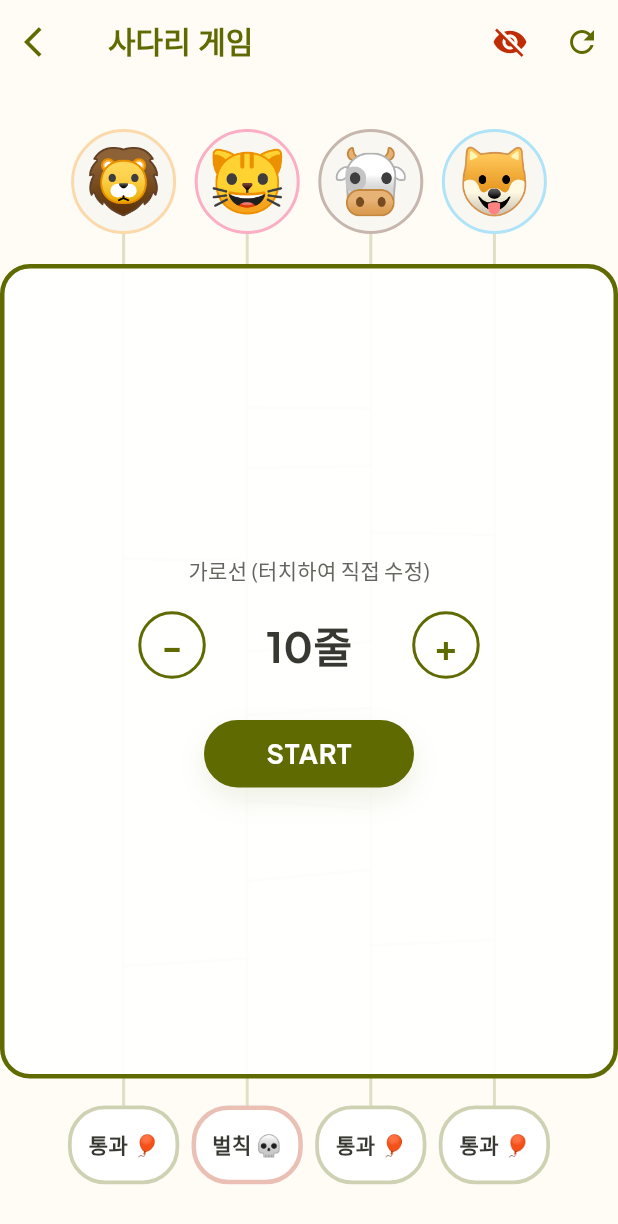
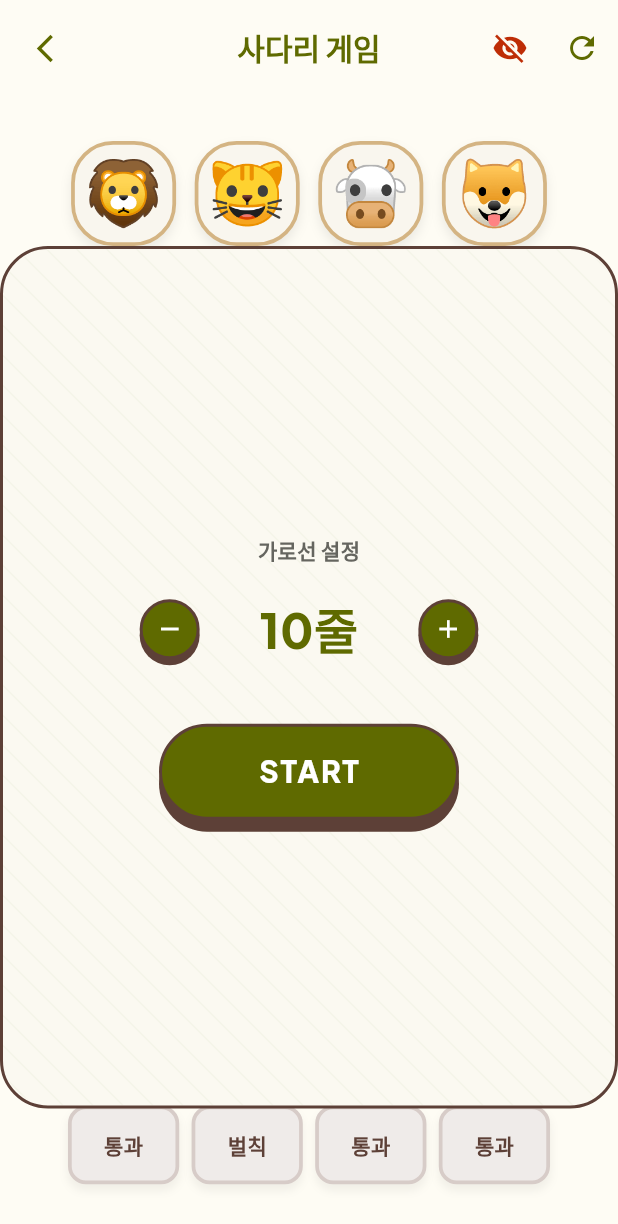
Before and after one commit to Ssassin-01/ladder_game, a Flutter app: the LadderGameScreen screen opened directly, on a phone screen of 412 x 824 dp. Shown: the top 1224 px of the screen. Run offline on Flutter 3.47's test engine with Material 3 defaults, Android fonts, the phone set to English and light mode, and no system bars; our stand-ins replace audioplayers, google_fonts, screenshot, share_plus, shared_preferences; accounts and stored records are empty.

Commit message:
Design: Revamp ladder game UI with Kawaii Forest theme and bamboo style

```diff
--- a/lib/features/ladder_game/ladder_game_screen.dart
+++ b/lib/features/ladder_game/ladder_game_screen.dart
@@ -1,14 +1,15 @@
 import 'dart:async';
-import 'dart:ui';
+import 'package:google_fonts/google_fonts.dart';
 import 'package:flutter/material.dart';
 import 'package:provider/provider.dart';
+
 import '../../core/neon_theme.dart';
-import '../../core/neon_button.dart';
+import '../../core/widgets/neon_3d_button.dart';
+import '../../core/sound_manager.dart';
+import 'ladder_game_view_model.dart';
 import 'ladder_game_mode.dart';
-import 'ladder_game_view_model.dart';
 import 'ladder_painter.dart';
 import 'ladder_result_screen.dart';
-import '../../core/sound_manager.dart';
 
 class LadderGameScreen extends StatefulWidget {
   const LadderGameScreen({super.key});
@@ -34,8 +35,6 @@ class _LadderGameScreenState extends State<LadderGameScreen>
   bool _isNavigationTriggered = false;
   final List<TextEditingController> _controllers = [];
 
-  Timer? _autoIncrementTimer;
-
   @override
   void initState() {
     super.initState();
@@ -45,13 +44,17 @@ class _LadderGameScreenState extends State<LadderGameScreen>
 
     _shakeController = AnimationController(
       vsync: this,
-      duration: const Duration(milliseconds: 400),
+      duration: const Duration(milliseconds: 500),
     );
     _shakeAnimation = TweenSequence<Offset>([
-      TweenSequenceItem(tween: Tween(begin: Offset.zero, end: const Offset(0.01, 0)), weight: 1),
-      TweenSequenceItem(tween: Tween(begin: const Offset(0.01, 0), end: const Offset(-0.01, 0)), weight: 1),
-      TweenSequenceItem(tween: Tween(begin: const Offset(-0.01, 0), end: Offset.zero), weight: 1),
-    ]).animate(CurvedAnimation(parent: _shakeController!, curve: Curves.linear));
+      TweenSequenceItem(tween: Tween(begin: Offset.zero, end: const Offset(4, 0)), weight: 1),
+      TweenSequenceItem(tween: Tween(begin: const Offset(4, 0), end: const Offset(-4, 0)), weight: 1),
+      TweenSequenceItem(tween: Tween(begin: const Offset(-4, 0), end: const Offset(3, 0)), weight: 1),
+      TweenSequenceItem(tween: Tween(begin: const Offset(3, 0), end: const Offset(-3, 0)), weight: 1),
+      TweenSequenceItem(tween: Tween(begin: const Offset(-3, 0), end: const Offset(2, 0)), weight: 1),
+      TweenSequenceItem(tween: Tween(begin: const Offset(2, 0), end: const Offset(-2, 0)), weight: 1),
+      TweenSequenceItem(tween: Tween(begin: const Offset(-2, 0), end: Offset.zero), weight: 1),
+    ]).animate(CurvedAnimation(parent: _shakeController!, curve: Curves.easeInOut));
   }
 
   void _updateControllers(LadderGameViewModel viewModel) {
@@ -78,7 +81,6 @@ class _LadderGameScreenState extends State<LadderGameScreen>
 
   @override
   void dispose() {
-    _autoIncrementTimer?.cancel();
     _shakeController?.dispose();
     for (var c in _activeControllers.values) {
       c.dispose();
@@ -169,46 +171,6 @@ class _LadderGameScreenState extends State<LadderGameScreen>
     await Future.wait(futures);
   }
 
-  void _startAutoIncrement(bool increment, LadderGameViewModel viewModel) {
-    _autoIncrementTimer?.cancel();
-    _autoIncrementTimer = Timer.periodic(const Duration(milliseconds: 100), (timer) {
-      if (increment) {
-        if (viewModel.sectionCount < 100) viewModel.setSectionCount(viewModel.sectionCount + 1);
-      } else {
-        if (viewModel.sectionCount > 1) viewModel.setSectionCount(viewModel.sectionCount - 1);
-      }
-    });
-  }
-
-  void _stopAutoIncrement() {
-    _autoIncrementTimer?.cancel();
-  }
-
-  void _showEditResultDialog(BuildContext context, int index, LadderGameViewModel viewModel) {
-    final controller = TextEditingController(text: viewModel.bottomResults[index]);
-    showDialog(
-      context: context,
-      builder: (context) => AlertDialog(
-        title: const Text('결과 수정'),
-        content: TextField(
-          controller: controller,
-          autofocus: true,
-          decoration: const InputDecoration(hintText: '결과를 입력하세요'),
-        ),
-        actions: [
-          TextButton(onPressed: () => Navigator.pop(context), child: const Text('취소')),
-          TextButton(
-            onPressed: () {
-              viewModel.updateResult(index, controller.text);
-              _controllers[index].text = controller.text;
-              Navigator.pop(context);
-            },
-            child: const Text('저장'),
-          ),
-        ],
-      ),
-    );
-  }
 
   // --- 가로선 갯수 직접 입력 다이얼로그 추가 ---
   void _showSectionCountDialog(BuildContext context, LadderGameViewModel viewModel) {
@@ -248,19 +210,32 @@ class _LadderGameScreenState extends State<LadderGameScreen>
       appBar: AppBar(
         backgroundColor: Colors.transparent,
         elevation: 0,
-        toolbarHeight: isLandscape ? 40 : 56,
-        title: Text('사다리 게임',
-          style: TextStyle(
+        centerTitle: true,
+        leadingWidth: 48,
+        toolbarHeight: isLandscape ? 48 : 64,
+        title: Text(
+          '사다리 게임',
+          style: GoogleFonts.plusJakartaSans(
             color: NeonColors.primary,
             fontSize: isLandscape ? 18 : 20,
-          )),
-        leading: IconButton(
-          icon: Icon(Icons.arrow_back_ios, color: NeonColors.primary, size: isLandscape ? 20 : 24),
+            fontWeight: FontWeight.w900,
+          ),
+        ),
+        leading: Padding(
+          padding: const EdgeInsets.only(left: 12),
+          child: IconButton(
+            icon: Icon(Icons.arrow_back_ios_new, color: NeonColors.primary, size: isLandscape ? 20 : 22),
             onPressed: () => Navigator.pop(context),
+            padding: EdgeInsets.zero,
+            constraints: const BoxConstraints(),
+          ),
         ),
         actions: [
           IconButton(
-            onPressed: () => viewModel.toggleShroudActive(),
+            onPressed: () {
+              SoundManager().playWoosh();
+              viewModel.toggleShroudActive();
+            },
             icon: Icon(viewModel.isShroudActive ? Icons.visibility_off : Icons.visibility,
               color: viewModel.isShroudActive ? const Color(0xFFBE2D06) : NeonColors.primary)),
           IconButton(
@@ -276,10 +251,10 @@ class _LadderGameScreenState extends State<LadderGameScreen>
       ),
       body: SafeArea(
         child: AnimatedBuilder(
-          animation: _shakeAnimation!,
+          animation: _shakeController!,
           builder: (context, child) {
             return Transform.translate(
-              offset: _shakeAnimation!.value * MediaQuery.of(context).size.width,
+              offset: _shakeAnimation!.value,
               child: child,
             );
           },
@@ -300,37 +275,54 @@ class _LadderGameScreenState extends State<LadderGameScreen>
                   Expanded(
                     child: Stack(
                       children: [
+                        // 사다리 렌더링 영역
                         Positioned(
                           top: topPadding + avatarSize,
                           left: 0, right: 0,
-                          height: ladderHeight + (resultSize / 2),
+                          height: ladderHeight,
                           child: CustomPaint(
                             painter: LadderPainter(
                               playerCount: viewModel.playerCount,
                               sectionCount: viewModel.sectionCount,
                               ladderBars: viewModel.ladderBars,
-                              activePathIndices: _activeControllers.keys.toSet(),
+                              activePathIndices: _activeAnimations.keys.toSet(),
+                              animationMap: _activeAnimations,
                               participantColors: viewModel.currentParticipants.map((p) => p.color).toList(),
-                              animationMap: _activeAnimations,
                               viewModel: viewModel,
                               ladderHeight: ladderHeight,
                             ),
                           ),
                         ),
+
+                        // 상단 참가자 캐릭터
                         ...List.generate(viewModel.playerCount, (i) {
                           final p = viewModel.currentParticipants[i];
+                          final bool isSelected = _selectedStartIndices.contains(i);
                           return Positioned(
                             top: topPadding,
                             left: gap * (i + 1) - (avatarSize / 2),
                             child: GestureDetector(
-                              onTap: () => _runAnimation(i, viewModel),
-                              child: Container(
+                              onTap: () {
+                                SoundManager().playTick();
+                                _runAnimation(i, viewModel);
+                              },
+                              child: AnimatedContainer(
+                                duration: const Duration(milliseconds: 200),
                                 width: avatarSize, height: avatarSize,
                                 decoration: BoxDecoration(
-                                  shape: BoxShape.circle,
-                                  color: const Color(0xFFF9F7F2),
-                                  border: Border.all(color: _selectedStartIndices.contains(i) ? p.color : p.color.withOpacity(0.4), width: 2),
-                                  boxShadow: _selectedStartIndices.contains(i) ? [BoxShadow(color: p.color.withOpacity(0.5), blurRadius: 8)] : null,
+                                  color: const Color(0xFFF9F6EE), // 파스텔 크림
+                                  borderRadius: BorderRadius.circular(avatarSize * 0.4),
+                                  border: Border.all(
+                                    color: isSelected ? p.color : const Color(0xFFD4B483), // 나무 느낌 경계
+                                    width: isSelected ? 3.5 : 2.5,
+                                  ),
+                                  boxShadow: [
+                                    BoxShadow(
+                                      color: isSelected ? p.color.withOpacity(0.5) : Colors.black.withOpacity(0.08),
+                                      offset: Offset(0, isSelected ? 6 : 4),
+                                      blurRadius: isSelected ? 12 : 6,
+                                    ),
+                                  ],
                                 ),
                                 alignment: Alignment.center,
                                 child: Text(p.emoji, style: TextStyle(fontSize: emojiSize)),
@@ -338,6 +330,8 @@ class _LadderGameScreenState extends State<LadderGameScreen>
                             ),
                           );
                         }),
+
+                        // 하단 결과 뱃지
                         Positioned(
                           top: topPadding + avatarSize + ladderHeight - 2,
                           left: 0, right: 0,
@@ -348,52 +342,57 @@ class _LadderGameScreenState extends State<LadderGameScreen>
                               children: List.generate(viewModel.playerCount, (i) {
                                 final isTarget = _finishedEndIndices.contains(i);
                                 final resultText = viewModel.bottomResults[i];
-
                                 final bool isWinMode = viewModel.currentMode == LadderGameMode.win;
                                 final bool isTreatMode = viewModel.currentMode == LadderGameMode.treat;
                                 final bool isOrderMode = viewModel.currentMode == LadderGameMode.order;
                                 final bool isPass = (resultText.contains('통과') || resultText.contains('꽝') || resultText.contains('얻어먹기')) && !isOrderMode;
 
+                                // 결과 텍스트에서 이모지 제거 (정규식 사용)
+                                final cleanResultText = resultText.replaceAll(RegExp(r'[\u{1f300}-\u{1f5ff}\u{1f600}-\u{1f64f}\u{1f680}-\u{1f6ff}\u{1f700}-\u{1f77f}\u{1f780}-\u{1f7ff}\u{1f800}-\u{1f8ff}\u{1f900}-\u{1f9ff}\u{1fa00}-\u{1faff}\u{2600}-\u{26ff}\u{2700}-\u{27bf}\u{fe00}-\u{fe0f}]', unicode: true), '');
+
                                 Color statusColor;
                                 if (isPass) {
-                                  statusColor = NeonColors.primary;
-                                } else {
-                                  if (isWinMode) {
-                                    statusColor = Colors.amber;
+                                  statusColor = const Color(0xFF8DAA5D); // 대나무 그린
+                                } else if (isWinMode) {
+                                  statusColor = const Color(0xFFD4B483); // 골드/우드
                                 } else if (isTreatMode) {
-                                    statusColor = Colors.orange;
+                                  statusColor = const Color(0xFFE2725B); // 테라코타
                                 } else if (isOrderMode) {
-                                    statusColor = NeonColors.primary;
+                                  statusColor = const Color(0xFF5D4037); // 다크 브라운
                                 } else {
                                   statusColor = const Color(0xFFBE2D06);
-                                  }
                                 }
 
                                 return Positioned(
                                   left: gap * (i + 1) - (gap * 0.9 / 2),
-                                  child: GestureDetector(
-                                    onTap: isOrderMode ? null : () => _showEditResultDialog(context, i, viewModel),
-                                    child: Container(
+                                  child: AnimatedContainer(
+                                    duration: const Duration(milliseconds: 300),
                                     width: gap * 0.9, height: resultSize * 0.75,
                                     decoration: BoxDecoration(
-                                        borderRadius: BorderRadius.circular(resultSize * 0.35),
-                                        color: Colors.white,
+                                      borderRadius: BorderRadius.circular(12),
+                                      color: const Color(0xFFEFEBE9), // 아주 밝은 우드톤
                                       border: Border.all(
-                                          color: isTarget ? statusColor : statusColor.withOpacity(0.3),
-                                          width: (!isPass || isOrderMode) ? 3.0 : 2.5
+                                        color: isTarget ? statusColor : const Color(0xFFD7CCC8),
+                                        width: isTarget ? 3.5 : 2.5
                                       ),
-                                        boxShadow: (!isPass || isOrderMode) && isTarget
-                                            ? [BoxShadow(color: statusColor.withOpacity(0.5), blurRadius: 10, spreadRadius: 2)]
-                                            : null,
+                                      boxShadow: [
+                                        BoxShadow(
+                                          color: isTarget ? statusColor.withOpacity(0.4) : Colors.black.withOpacity(0.05),
+                                          offset: const Offset(0, 4),
+                                          blurRadius: isTarget ? 8 : 4,
+                                        ),
+                                      ],
                                     ),
                                     child: Center(
                                       child: FittedBox(
                                         child: Padding(
-                                            padding: const EdgeInsets.symmetric(horizontal: 8.0, vertical: 4.0),
-                                            child: Text(resultText, textAlign: TextAlign.center,
-                                              style: TextStyle(color: isTarget ? statusColor : NeonColors.textMain,
-                                                fontSize: fontSize, fontWeight: FontWeight.bold)),
-                                          ),
+                                          padding: const EdgeInsets.symmetric(horizontal: 10.0, vertical: 6.0),
+                                          child: Text(cleanResultText.trim(), textAlign: TextAlign.center,
+                                            style: GoogleFonts.plusJakartaSans(
+                                              color: isTarget ? statusColor : const Color(0xFF5D4037),
+                                              fontSize: fontSize,
+                                              fontWeight: FontWeight.w900,
+                                            )),
                                         ),
                                       ),
                                     ),
@@ -403,29 +402,34 @@ class _LadderGameScreenState extends State<LadderGameScreen>
                             ),
                           ),
                         ),
+
+                        // 중앙 가림막 (Shroud) & 설정 패널
                         Positioned(
-                          top: topPadding + avatarSize + 20,
+                          top: topPadding + avatarSize,
                           left: 0, right: 0,
-                          height: ladderHeight - 40,
+                          height: ladderHeight,
                           child: IgnorePointer(
                             ignoring: _isAnimating,
                             child: Stack(
                               children: [
-                                Positioned.fill(
-                                  child: AnimatedOpacity(
-                                    duration: const Duration(milliseconds: 400),
-                                    opacity: (viewModel.isShroudActive && !_isAnimating) ? 1.0 : 0.0,
+                                AnimatedPositioned(
+                                  duration: const Duration(milliseconds: 650),
+                                  curve: Curves.fastOutSlowIn,
+                                  top: (viewModel.isShroudActive && !_isAnimating) ? 0 : -ladderHeight - 50,
+                                  left: 0, right: 0,
+                                  height: ladderHeight,
                                   child: Container(
-                                      decoration: BoxDecoration(
-                                        color: Colors.white.withOpacity(0.95),
-                                        border: Border.all(color: NeonColors.primary, width: 3),
-                                        borderRadius: BorderRadius.circular(20),
+                                    decoration: NeonTheme.getCardDecoration(radius: 32),
+                                    child: ClipRRect(
+                                      borderRadius: BorderRadius.circular(32),
+                                      child: CustomPaint(
+                                        painter: _PatternPainter(color: const Color(0xFF8DAA5D).withOpacity(0.06)),
                                       ),
                                     ),
                                   ),
                                 ),
-                                if (!_isAnimating)
-                                  Center(child: _configPanel(context, viewModel)),
+                                if (viewModel.isShroudActive && !_isAnimating)
+                                  Center(child: _configPanel(context, viewModel, ladderHeight)),
                               ],
                             ),
                           ),
@@ -442,72 +446,89 @@ class _LadderGameScreenState extends State<LadderGameScreen>
     );
   }
 
-  Widget _configPanel(BuildContext context, LadderGameViewModel viewModel) {
+  Widget _configPanel(BuildContext context, LadderGameViewModel viewModel, double ladderHeight) {
     final isLandscape = MediaQuery.of(context).orientation == Orientation.landscape;
     return SingleChildScrollView(
+      padding: const EdgeInsets.symmetric(vertical: 24),
       child: Column(
         mainAxisSize: MainAxisSize.min,
         children: [
-          Text('가로선 (터치하여 직접 수정)',
-            style: TextStyle(color: NeonColors.textSub, fontSize: isLandscape ? 12 : 14)),
-          SizedBox(height: isLandscape ? 8 : 15),
+          Text('가로선 설정',
+            style: GoogleFonts.plusJakartaSans(
+              color: NeonColors.textSub,
+              fontSize: isLandscape ? 12 : 14,
+              fontWeight: FontWeight.bold,
+            )),
+          const SizedBox(height: 12),
           Row(
             mainAxisSize: MainAxisSize.min,
             children: [
-              _smallCircleButton('-', () {
+              Neon3DButton(
+                size: 40,
+                onPressed: () {
                   SoundManager().playTick();
                   if (viewModel.sectionCount > 1) viewModel.setSectionCount(viewModel.sectionCount - 1);
-              }, onLongPress: () => _startAutoIncrement(false, viewModel), onLongPressEnd: _stopAutoIncrement),
+                },
+                child: const Icon(Icons.remove, color: Colors.white, size: 20),
+              ),
 
-              SizedBox(width: isLandscape ? 15 : 25),
-
-              // 중앙 숫자 텍스트 (터치 가능하게)
-              InkWell(
+              Padding(
+                padding: const EdgeInsets.symmetric(horizontal: 24),
+                child: InkWell(
                   onTap: () => _showSectionCountDialog(context, viewModel),
-                borderRadius: BorderRadius.circular(10),
-                child: Padding(
-                  padding: EdgeInsets.symmetric(horizontal: isLandscape ? 10 : 15, vertical: 5),
+                  borderRadius: BorderRadius.circular(12),
+                  child: Container(
+                    padding: const EdgeInsets.symmetric(horizontal: 16, vertical: 8),
                     child: Text('${viewModel.sectionCount}줄',
-                    style: TextStyle(color: NeonColors.textMain, fontWeight: FontWeight.bold, fontSize: isLandscape ? 22 : 28)),
+                      style: GoogleFonts.plusJakartaSans(
+                        color: NeonColors.primary,
+                        fontWeight: FontWeight.w900,
+                        fontSize: isLandscape ? 24 : 32,
+                      )),
+                  ),
                 ),
               ),
 
-              SizedBox(width: isLandscape ? 15 : 25),
-
-              _smallCircleButton('+', () {
+              Neon3DButton(
+                size: 40,
+                onPressed: () {
                   SoundManager().playTick();
                   if (viewModel.sectionCount < 100) viewModel.setSectionCount(viewModel.sectionCount + 1);
-              }, onLongPress: () => _startAutoIncrement(true, viewModel), onLongPressEnd: _stopAutoIncrement),
+                },
+                child: const Icon(Icons.add, color: Colors.white, size: 20),
+              ),
             ],
           ),
-          SizedBox(height: isLandscape ? 12 : 25),
-          NeonButton(
-            text: 'START',
-            width: isLandscape ? 120 : 140,
-            height: isLandscape ? 38 : 45,
-            color: NeonColors.primary,
+          const SizedBox(height: 32),
+          SizedBox(
+            width: isLandscape ? 160 : 200,
+            child: Neon3DBigButton(
+              label: 'START',
               onPressed: () => _startAll(viewModel),
+            ),
           ),
         ],
       ),
     );
   }
+}
 
-  Widget _smallCircleButton(String text, VoidCallback onPressed, {VoidCallback? onLongPress, VoidCallback? onLongPressEnd}) {
-    const color = NeonColors.primary;
-    return GestureDetector(
-      onLongPressStart: (_) => onLongPress?.call(),
-      onLongPressEnd: (_) => onLongPressEnd?.call(),
-      child: InkWell(
-        onTap: onPressed,
-        borderRadius: BorderRadius.circular(15),
-        child: Container(
-          width: 45, height: 45,
-          decoration: BoxDecoration(shape: BoxShape.circle, border: Border.all(color: color, width: 2)),
-          alignment: Alignment.center,
-          child: Text(text, style: const TextStyle(color: color, fontSize: 24, fontWeight: FontWeight.bold)),
-        ),
-      ),
-    );
+class _PatternPainter extends CustomPainter {
+  final Color color;
+  _PatternPainter({required this.color});
+
+  @override
+  void paint(Canvas canvas, Size size) {
+    final paint = Paint()
+      ..color = color
+      ..strokeWidth = 1.0;
+
+    const double step = 20.0;
+    for (double i = -size.height; i < size.width; i += step) {
+      canvas.drawLine(Offset(i, 0), Offset(i + size.height, size.height), paint);
     }
   }
+
+  @override
+  bool shouldRepaint(covariant CustomPainter oldDelegate) => false;
+}
```
Also changed, not shown: lib/features/ladder_game/ladder_painter.dart (+42 -22 lines), lib/features/ladder_game/ladder_result_screen.dart (+34 -17 lines). Lines whose indentation alone changed are shown as unchanged.
